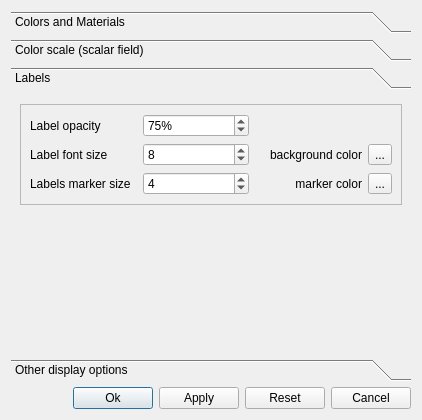
Above: qCC/ui_templates/displayOptionsDlg.ui from CloudCompare/CloudCompare before the change. Below: the same form after it.
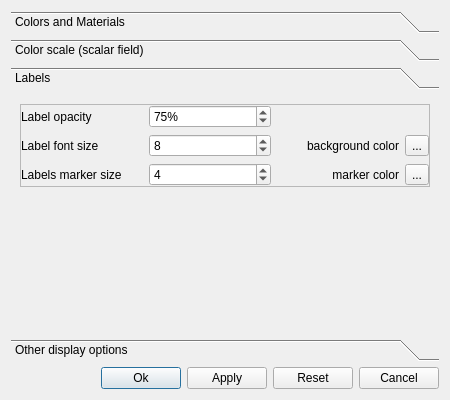
That is the form after the change. The open tabs and pages were chosen to show the change. Icons and pictures are not drawn.

What changed in the file:
```diff
--- a/qCC/ui_templates/displayOptionsDlg.ui
+++ b/qCC/ui_templates/displayOptionsDlg.ui
@@ -6,8 +6,8 @@
    <rect>
     <x>0</x>
     <y>0</y>
-    <width>422</width>
-    <height>420</height>
+    <width>450</width>
+    <height>400</height>
    </rect>
   </property>
   <property name="sizePolicy">
@@ -441,8 +441,8 @@
        <rect>
         <x>0</x>
         <y>0</y>
-        <width>404</width>
-        <height>263</height>
+        <width>432</width>
+        <height>243</height>
        </rect>
       </property>
       <attribute name="label">
@@ -458,6 +458,18 @@
           <enum>QFrame::Raised</enum>
          </property>
          <layout class="QGridLayout" name="gridLayout">
+          <property name="leftMargin">
+           <number>0</number>
+          </property>
+          <property name="topMargin">
+           <number>0</number>
+          </property>
+          <property name="rightMargin">
+           <number>0</number>
+          </property>
+          <property name="bottomMargin">
+           <number>0</number>
+          </property>
           <item row="0" column="0">
            <widget class="QLabel" name="label_13">
             <property name="text">
```
Left out of the diff: 13 changed lines with no effect on the pictures.
